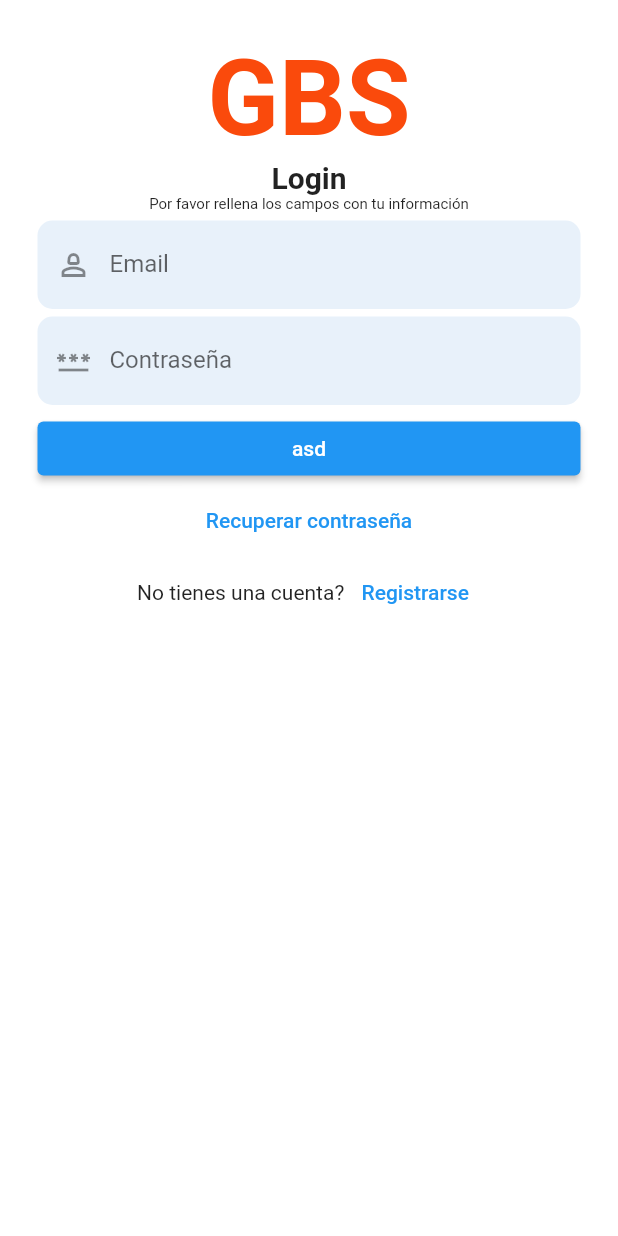
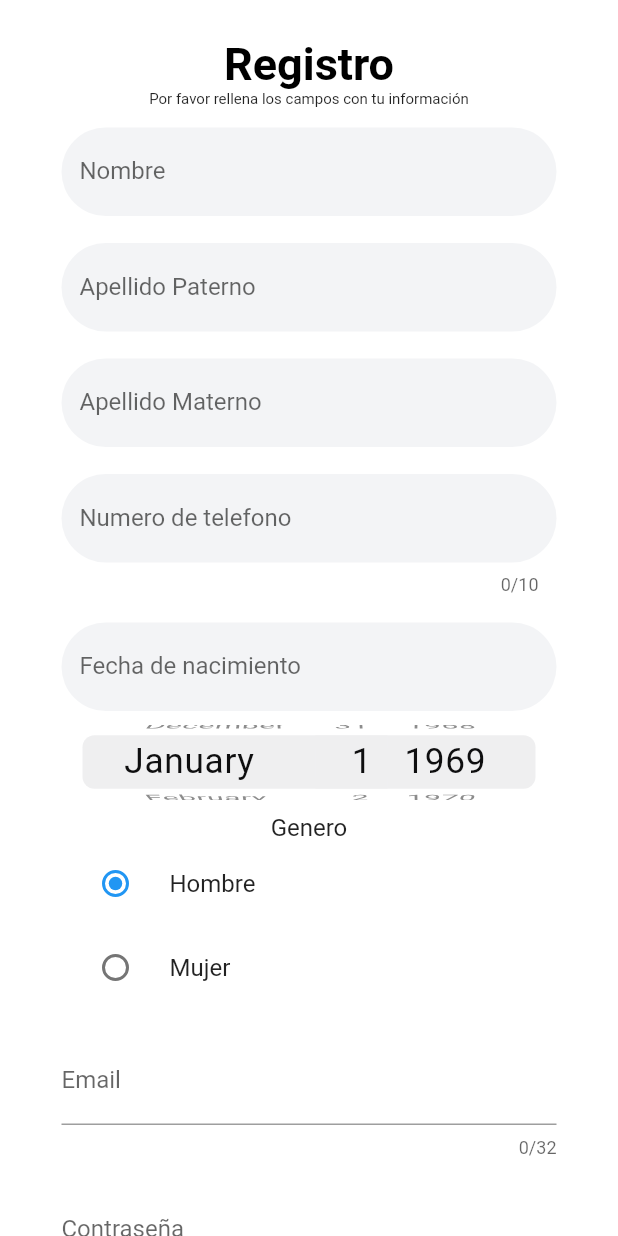
Before and after one commit to Berserk3111/GESTION-DE-BOLETAJE-PARA-EL-TRANSPORTE, a Flutter app: the screen it shows after launch, after a tap on "Registrarse", on a phone screen of 412 x 824 dp. Run offline on Flutter 3.47's test engine with Material 2 defaults, Android fonts, the phone set to English and light mode, and no system bars; our stand-ins replace dio, flutter_login.

Commit message:
Registro

```diff
--- a/FRONTEND/APP1USUARIO/gbs_oax/lib/pages/login.dart
+++ b/FRONTEND/APP1USUARIO/gbs_oax/lib/pages/login.dart
@@ -4,6 +4,7 @@ import 'package:flutter/material.dart';
 import 'package:flutter/src/widgets/framework.dart';
 import 'package:flutter/src/widgets/placeholder.dart';
 import 'package:gbs_oax/pages/components/card_widget.dart';
+import 'package:gbs_oax/pages/registro.dart';
 import 'package:gbs_oax/providers/login_provider.dart';
 import 'package:provider/provider.dart';
 
@@ -124,7 +125,14 @@ _signup(context) {
     mainAxisAlignment: MainAxisAlignment.center,
     children: [
       const Text("No tienes una cuenta? "),
-      TextButton(onPressed: () {}, child: const Text("Registrarse"))
+      TextButton(
+          onPressed: () {
+            Navigator.push(
+              context,
+              MaterialPageRoute(builder: (context) => Registro()),
+            );
+          },
+          child: const Text("Registrarse"))
     ],
   );
 }
--- /dev/null
+++ b/FRONTEND/APP1USUARIO/gbs_oax/lib/pages/registro.dart
@@ -0,0 +1,264 @@
+// ignore_for_file: sort_child_properties_last, prefer_const_constructors
+
+import 'package:flutter/cupertino.dart';
+import 'package:flutter/material.dart';
+import 'package:flutter/src/widgets/framework.dart';
+import 'package:flutter/src/widgets/placeholder.dart';
+import 'package:gbs_oax/pages/components/card_widget.dart';
+import 'package:gbs_oax/providers/login_provider.dart';
+import 'package:provider/provider.dart';
+
+var nombreController = new TextEditingController();
+var apellidopatController = new TextEditingController();
+var apellidomatController = new TextEditingController();
+var fechanacimientoController = new TextEditingController();
+var sexoController = new TextEditingController();
+var telefonoController = new TextEditingController();
+var emailController = new TextEditingController();
+var passwordController = new TextEditingController();
+var repeatpassCtrlr = new TextEditingController();
+GlobalKey<FormState> keyForm = new GlobalKey();
+
+class Registro extends StatefulWidget {
+  const Registro({super.key});
+
+  @override
+  State<Registro> createState() => _RegistroState();
+}
+
+class _RegistroState extends State<Registro> {
+  @override
+  Widget build(BuildContext context) {
+    return SafeArea(
+        child: Scaffold(
+      backgroundColor: Color.fromARGB(255, 255, 255, 255),
+      body: new SingleChildScrollView(
+          child: new Container(
+        margin: const EdgeInsets.all(25),
+        child: Form(),
+      )),
+    ));
+  }
+
+  formItemsDesign(icon, item) {
+    return Padding(
+      padding: EdgeInsets.symmetric(vertical: 5),
+      child: ListTile(title: item),
+    );
+  }
+
+  Widget Form() {
+    return Center(
+        child: Column(children: [_header(context), _bodyform(context)]));
+  }
+
+  _header(context) {
+    return Column(
+      // ignore: prefer_const_literals_to_create_immutables
+      children: [
+        const Text(
+          "Registro",
+          style: TextStyle(
+              fontSize: 30,
+              fontWeight: FontWeight.bold,
+              color: Color.fromRGBO(0, 0, 0, 1)),
+        ),
+        const Text(
+          "Por favor rellena los campos con tu información",
+          textAlign: TextAlign.left,
+          style: TextStyle(fontWeight: FontWeight.normal, fontSize: 10),
+        ),
+        const SizedBox(height: 4),
+      ],
+    );
+  }
+
+  String gender = 'hombre';
+
+  _bodyform(context) {
+    return Column(
+      children: <Widget>[
+        formItemsDesign(
+            Icons.person_outline_outlined,
+            TextFormField(
+              controller: nombreController,
+              decoration: InputDecoration(
+                border: OutlineInputBorder(
+                    borderRadius: BorderRadius.circular(50),
+                    borderSide: BorderSide.none),
+                fillColor: Color(0xfff3f4f6),
+                filled: true,
+                labelText: "Nombre",
+              ),
+              //validator: validateName,
+            )),
+        formItemsDesign(
+            Icons.abc_outlined,
+            TextFormField(
+              controller: apellidopatController,
+              decoration: InputDecoration(
+                border: OutlineInputBorder(
+                    borderRadius: BorderRadius.circular(50),
+                    borderSide: BorderSide.none),
+                fillColor: Color(0xfff3f4f6),
+                filled: true,
+                labelText: "Apellido Paterno",
+              ),
+              //validator: validateName,
+            )),
+        formItemsDesign(
+            Icons.abc_outlined,
+            TextFormField(
+              controller: apellidomatController,
+              decoration: InputDecoration(
+                border: OutlineInputBorder(
+                    borderRadius: BorderRadius.circular(50),
+                    borderSide: BorderSide.none),
+                fillColor: Color(0xfff3f4f6),
+                filled: true,
+                labelText: "Apellido Materno",
+              ),
+              //validator: validateName,
+            )),
+        formItemsDesign(
+            Icons.phone,
+            TextFormField(
+              controller: telefonoController,
+              decoration: InputDecoration(
+                  border: OutlineInputBorder(
+                      borderRadius: BorderRadius.circular(50),
+                      borderSide: BorderSide.none),
+                  fillColor: Color(0xfff3f4f6),
+                  filled: true,
+                  labelText: "Numero de telefono"),
+              keyboardType: TextInputType.phone,
+              maxLength: 10,
+              //: validateMobile,
+            )),
+        formItemsDesign(
+            Icons.phone,
+            TextFormField(
+              controller: fechanacimientoController,
+              decoration: InputDecoration(
+                  border: OutlineInputBorder(
+                      borderRadius: BorderRadius.circular(50),
+                      borderSide: BorderSide.none),
+                  fillColor: Color(0xfff3f4f6),
+                  filled: true,
+                  labelText: "Fecha de nacimiento"),
+              //: validateMobile,
+            )),
+        SizedBox(
+          height: 50,
+          child: CupertinoDatePicker(
+            mode: CupertinoDatePickerMode.date,
+            initialDateTime: DateTime(1969, 1, 1),
+            onDateTimeChanged: (DateTime newDateTime) {
+              // Do something
+            },
+          ),
+        ),
+        formItemsDesign(
+            null,
+            Column(children: <Widget>[
+              Text("Genero"),
+              RadioListTile<String>(
+                title: const Text('Hombre'),
+                value: 'hombre',
+                groupValue: gender,
+                onChanged: (value) {
+                  setState(() {
+                    //gender = value;
+                  });
+                },
+              ),
+              RadioListTile<String>(
+                title: const Text('Mujer'),
+                value: 'mujer',
+                groupValue: gender,
+                onChanged: (value) {
+                  setState(() {
+                    //gender = value;
+                  });
+                },
+              )
+            ])),
+        formItemsDesign(
+            Icons.email,
+            TextFormField(
+              controller: emailController,
+              decoration: InputDecoration(
+                labelText: 'Email',
+              ),
+              keyboardType: TextInputType.emailAddress,
+              maxLength: 32,
+              //validator: validateEmail,
+            )),
+        formItemsDesign(
+            Icons.remove_red_eye,
+            TextFormField(
+              controller: passwordController,
+              obscureText: true,
+              decoration: InputDecoration(
+                labelText: 'Contraseña',
+              ),
+            )),
+        formItemsDesign(
+            Icons.remove_red_eye,
+            TextFormField(
+              controller: repeatpassCtrlr,
+              obscureText: true,
+              decoration: InputDecoration(
+                labelText: 'Repetir la Contraseña',
+              ),
+              //validator: validatePassword,
+            )),
+        GestureDetector(
+            onTap: () {
+              save();
+            },
+            child: Container(
+              margin: EdgeInsets.all(30.0),
+              alignment: Alignment.center,
+              decoration: ShapeDecoration(
+                shape: RoundedRectangleBorder(
+                    borderRadius: BorderRadius.circular(30.0)),
+                // ignore: prefer_const_literals_to_create_immutables
+                gradient: LinearGradient(colors: [
+                  Color(0xFF0EDED2),
+                  Color(0xFF03A0FE),
+                ], begin: Alignment.topLeft, end: Alignment.bottomRight),
+              ),
+              child: Text("Guardar",
+                  style: TextStyle(
+                      color: Colors.white,
+                      fontSize: 18,
+                      fontWeight: FontWeight.w500)),
+              padding: EdgeInsets.only(top: 16, bottom: 16),
+            ))
+      ],
+    );
+  }
+
+  String? validateEmail(String value) {
+    String pattern =
+        r'^(([^<>()[\]\\.,;:\s@\"]+(\.[^<>()[\]\\.,;:\s@\"]+)*)|(\".+\"))@((\[[0-9]{1,3}\.[0-9]{1,3}\.[0-9]{1,3}\.[0-9]{1,3}\])|(([a-zA-Z\-0-9]+\.)+[a-zA-Z]{2,}))$';
+    RegExp regExp = new RegExp(pattern);
+    if (value.length == 0) {
+      return "El correo es necesario";
+    } else if (!regExp.hasMatch(value)) {
+      return "Correo invalido";
+    } else {
+      return null;
+    }
+  }
+
+  save() {
+    if (keyForm.currentState!.validate()) {
+      print("Nombre ${nombreController.text}");
+      print("Telefono ${telefonoController.text}");
+      print("Correo ${emailController.text}");
+      keyForm.currentState?.reset();
+    }
+  }
+}
--- a/FRONTEND/APP1USUARIO/gbs_oax/lib/providers/login_provider.dart
+++ b/FRONTEND/APP1USUARIO/gbs_oax/lib/providers/login_provider.dart
@@ -12,15 +12,15 @@ class LoginProvider extends ChangeNotifier {
 
   login(email, password) async {
     var user = {};
-    var url = Uri.parse('http://10.0.2.2:8090/login/login/');
+    var url = Uri.parse('http://10.0.2.2:8090/login/iniciarSesion/');
     try {
       if (emailController.text.isNotEmpty &&
           passwordController.text.isNotEmpty) {
         var response = await http
             .post(url, headers: {'email': email, 'password': password});
         var datos = json.decode(utf8.decode(response.bodyBytes));
-        user = datos;
-        print(user);
+        datos;
+        print(datos);
       }
     } catch (e) {
       print(e);
```
Also changed, not shown: 1 other file.
